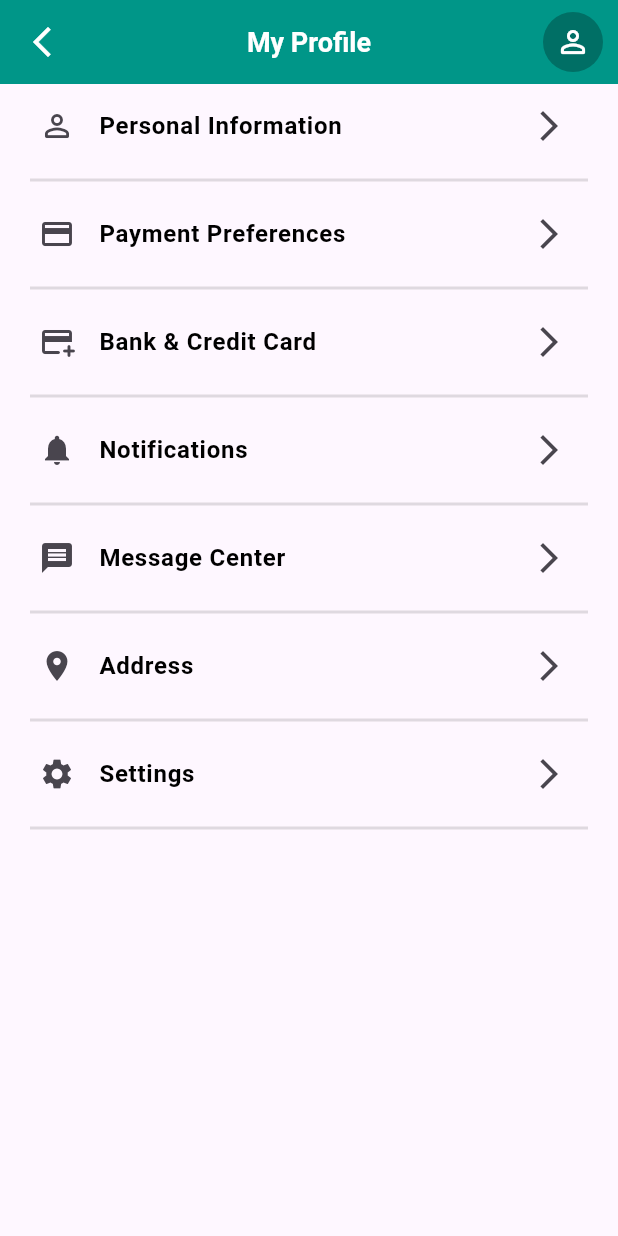
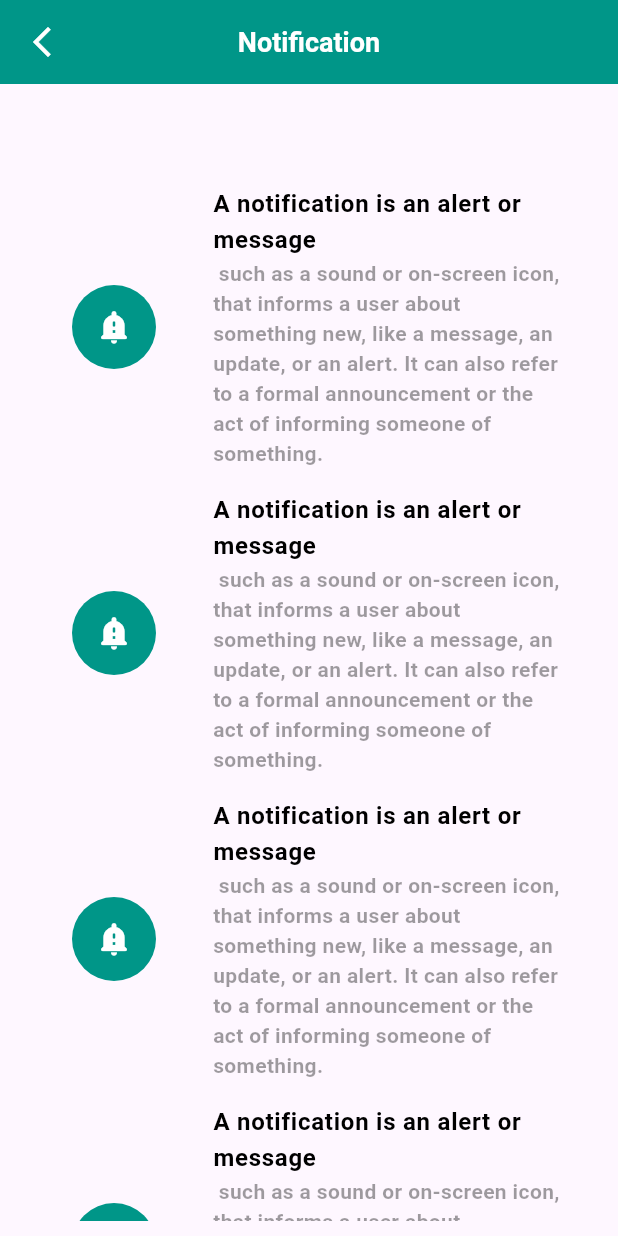
Before and after one commit to foysal012/demo_bank, a Flutter app: the MyProfileScreen screen opened directly, after a tap on "Notifications", on a phone screen of 412 x 824 dp. Run offline on Flutter 3.47's test engine with Material 3 defaults, Android fonts, the phone set to English and light mode, and no system bars; our stand-ins replace cloud_firestore, firebase_auth, firebase_core, firebase_messaging, flutter_spinkit, fluttertoast and 5 more; accounts and stored records are empty.

Commit message:
Notification Screen UI Design Complete

```diff
--- a/lib/presentation/screen/bottom_nav_bar/home_screen.dart
+++ b/lib/presentation/screen/bottom_nav_bar/home_screen.dart
@@ -4,6 +4,7 @@ import '../../../resources/app_color.dart';
 import '../../../resources/app_style.dart';
 import '../../widget/custom_home_circle_widget.dart';
 import '../../widget/custom_master_card.dart';
+import '../settings/profile/notification_screen.dart';
 import '../settings/profile/transection_history_screen.dart';
 
 class HomeScreen extends StatefulWidget {
@@ -80,6 +81,8 @@ class _HomeScreenState extends State<HomeScreen> {
       appBar: AppBar(
         backgroundColor: AppColors.primaryColor,
         actionsPadding: EdgeInsets.only(right: 10.0),
+        leading: SizedBox(),
+
         centerTitle: true,
         title: Text('Home Screen',
           style: TextStyle(
@@ -89,11 +92,16 @@ class _HomeScreenState extends State<HomeScreen> {
           )
         ),
 
-          actions: [
-            CircleAvatar(
-              radius: 20.0,
-              backgroundColor: Colors.black26,
-              child: Icon(Icons.notification_important_rounded, color: Colors.white,),
+        actions: [
+            GestureDetector(
+              onTap: () {
+                Navigator.of(context).push(MaterialPageRoute(builder: (context) => NotificationScreen()));
+              },
+              child: CircleAvatar(
+                radius: 20.0,
+                backgroundColor: Colors.black26,
+                child: Icon(Icons.notification_important_rounded, color: Colors.white,),
+              ),
             ),
           ]
       ),
--- a/lib/presentation/screen/bottom_nav_bar/my_card_screen.dart
+++ b/lib/presentation/screen/bottom_nav_bar/my_card_screen.dart
@@ -28,6 +28,7 @@ class _MyCardScreenState extends State<MyCardScreen> {
       appBar: AppBar(
         actionsPadding: EdgeInsets.only(right: 10.0),
         backgroundColor: AppColors.primaryColor,
+        leading: SizedBox(),
 
         centerTitle: true,
         title: Text('My Cards',
--- a/lib/presentation/screen/bottom_nav_bar/settings_screen.dart
+++ b/lib/presentation/screen/bottom_nav_bar/settings_screen.dart
@@ -29,6 +29,7 @@ class _SettingsScreenState extends State<SettingsScreen> {
       appBar: AppBar(
         actionsPadding: EdgeInsets.only(right: 10.0),
         backgroundColor: AppColors.primaryColor,
+        leading: SizedBox(),
 
         centerTitle: true,
         title: Text('Settings',
--- a/lib/presentation/screen/bottom_nav_bar/statistics_screen.dart
+++ b/lib/presentation/screen/bottom_nav_bar/statistics_screen.dart
@@ -41,6 +41,7 @@ class _StatisticsScreenState extends State<StatisticsScreen> {
         appBar: AppBar(
           actionsPadding: EdgeInsets.only(right: 10.0),
           backgroundColor: AppColors.primaryColor,
+          leading: SizedBox(),
 
           centerTitle: true,
           title: Text('Statistics',
--- a/lib/presentation/screen/settings/profile/my_profile_screen.dart
+++ b/lib/presentation/screen/settings/profile/my_profile_screen.dart
@@ -2,6 +2,7 @@ import 'package:flutter/material.dart';
 import '../../../../resources/app_color.dart';
 import 'bank_and_credit_card_screen.dart';
 import 'edit_my_profile.dart';
+import 'notification_screen.dart';
 import 'payment_preference_screen.dart';
 
 class MyProfileScreen extends StatefulWidget {
@@ -65,13 +66,15 @@ class _MyProfileScreenState extends State<MyProfileScreen> {
             ),
             CustomProfileListTile(
               onTap: (){
-                Navigator.of(context).push(MaterialPageRoute(builder: (context) => BankAndCreditCardScreen(),));
+                Navigator.of(context).push(MaterialPageRoute(builder: (context) => BankAndCreditCardScreen()));
               },
               iconData: Icons.add_card_rounded,
               title: 'Bank & Credit Card',
             ),
             CustomProfileListTile(
-              onTap: (){},
+              onTap: (){
+                Navigator.of(context).push(MaterialPageRoute(builder: (context) => NotificationScreen()));
+              },
               iconData: Icons.notifications,
               title: 'Notifications',
             ),
--- /dev/null
+++ b/lib/presentation/screen/settings/profile/notification_screen.dart
@@ -0,0 +1,99 @@
+import 'package:flutter/material.dart';
+import '../../../../resources/app_color.dart';
+import '../../../../resources/app_style.dart';
+
+class NotificationScreen extends StatefulWidget {
+  const NotificationScreen({super.key});
+
+  @override
+  State<NotificationScreen> createState() => _NotificationScreenState();
+}
+
+class _NotificationScreenState extends State<NotificationScreen> {
+
+  @override
+  Widget build(BuildContext context) {
+    return Scaffold(
+      appBar: AppBar(
+          actionsPadding: EdgeInsets.only(right: 10.0),
+          backgroundColor: AppColors.primaryColor,
+          leading: GestureDetector(
+              onTap: () => Navigator.pop(context),
+              child: Icon(Icons.arrow_back_ios_new, color: Colors.white
+              )
+          ),
+
+          centerTitle: true,
+          title: Text('Notification',
+            style: TextStyle(
+                fontSize: 18,
+                fontWeight: FontWeight.bold,
+                color: Colors.white
+            ),
+          )
+      ),
+
+      body: Container(
+          padding: EdgeInsets.symmetric(horizontal: 10.0, vertical: 10.0),
+          child: SingleChildScrollView(
+            child: Column(
+                children: [
+                  AppStyles.appGap(50.0),
+
+                  ListView.builder(
+                    shrinkWrap: true,
+                    physics: NeverScrollableScrollPhysics(),
+                    itemCount: 10,
+                    itemBuilder: (context, index) {
+                      return ListTile(
+                        leading: Container(
+                          height: 100,
+                          width: 100,
+                          decoration: BoxDecoration(
+                            shape: BoxShape.circle,
+                            color: AppColors.primaryColor
+                          ),
+                          child: Icon(Icons.notification_important_rounded, color: Colors.white),
+                        ),
+
+                        title: Text('A notification is an alert or message',
+                          style: TextStyle(
+                              fontSize: 16,
+                              fontWeight: FontWeight.bold,
+                              color: AppColors.appBlack
+                          ),
+                        ),
+                        subtitle: Text(' such as a sound or on-screen icon, that informs a user about something new, like a message, an update, or an alert. It can also refer to a formal announcement or the act of informing someone of something.',
+                          style: TextStyle(
+                              fontSize: 14,
+                              fontWeight: FontWeight.bold,
+                              color: Colors.black38
+                          ),
+                        ),
+
+                        // trailing: Text('-${dataInfo.amount}',
+                        //   style: TextStyle(
+                        //       fontSize: 14,
+                        //       fontWeight: FontWeight.bold,
+                        //       color: AppColors.appRed
+                        //   ),
+                        // ),
+                      );
+
+                    },
+                  ),
+                  AppStyles.appGap(20.0),
+                ]
+            ),
+          )
+      ),
+    );
+  }
+}
+
+class ChartData {
+  ChartData(this.x, this.y, [this.color]);
+  final String x;
+  final double y;
+  final Color? color;
+}
```
